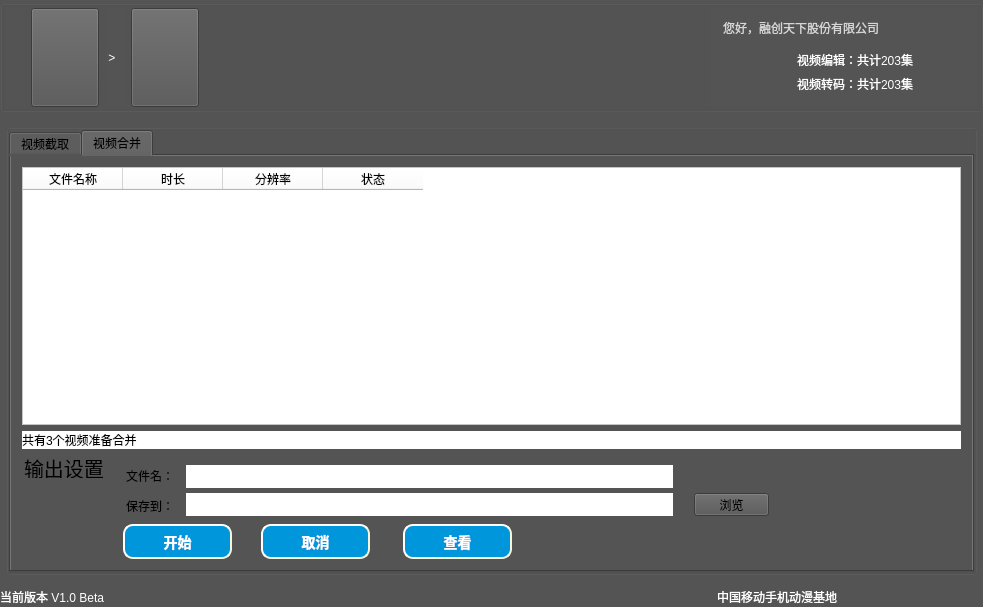
This is mainwindow.ui in ShowingCloud/Taurus as Qt 5 draws it before an edit. The edited form follows.
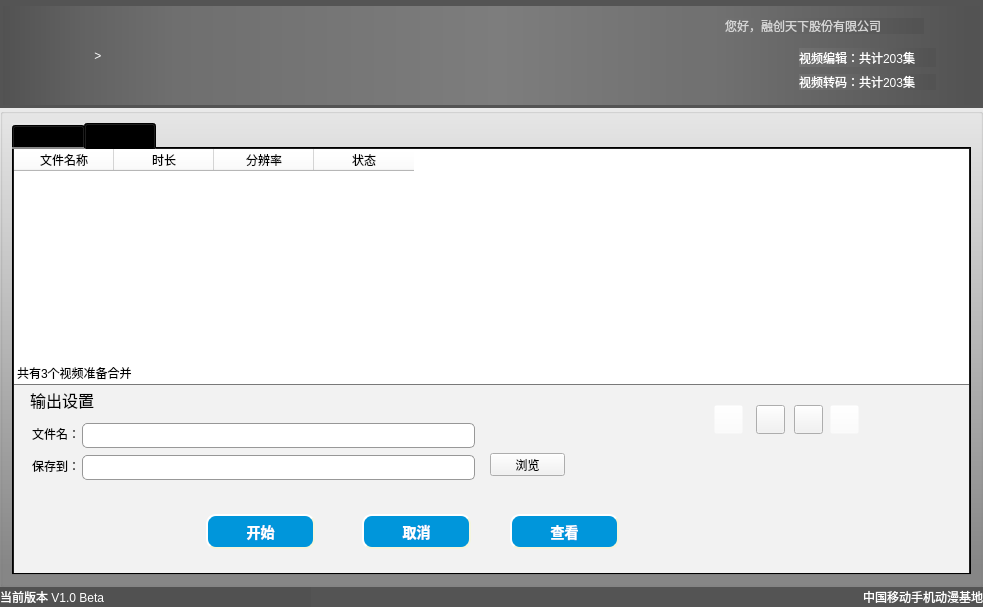
This is the edited form. Icons and pictures are not drawn.

Patch:
```diff
--- a/mainwindow.ui
+++ b/mainwindow.ui
@@ -35,16 +35,37 @@
     </property>
     <item row="0" column="0">
      <layout class="QVBoxLayout" name="verticalLayout" stretch="20,89,3">
+      <property name="spacing">
+       <number>0</number>
+      </property>
       <item>
        <layout class="QHBoxLayout" name="horizontalLayout_3" stretch="0">
+        <property name="spacing">
+         <number>0</number>
+        </property>
         <item>
          <widget class="QGroupBox" name="groupBox">
           <property name="sizePolicy">
-           <sizepolicy hsizetype="Expanding" vsizetype="Expanding">
+           <sizepolicy hsizetype="Expanding" vsizetype="Maximum">
             <horstretch>0</horstretch>
             <verstretch>0</verstretch>
            </sizepolicy>
           </property>
+          <property name="maximumSize">
+           <size>
+            <width>16777215</width>
+            <height>115</height>
+           </size>
+          </property>
+          <property name="autoFillBackground">
+           <bool>false</bool>
+          </property>
+          <property name="styleSheet">
+           <string notr="true">/*background: qlineargradient(spread:pad, x1:0, y1:0, x2:1, y2:0,stop:0 rgba(83,83,83,255),stop0.5 rgba(124,124,125,255),stop1 rgba(83,83,83,255) );*/
+/*background-color:  qlineargradient(spread:pad, x1:0, y1:0, x2:1, y2:0, stop:0 rgba(83, 83, 83, 255), stop:0.514124 rgba(125, 125, 125, 255), stop:0.954802 rgba(83, 83, 83, 255)); */
+border:outset
+</string>
+          </property>
           <property name="title">
            <string/>
           </property>
@@ -53,12 +74,15 @@
             <number>0</number>
            </property>
            <property name="spacing">
-            <number>6</number>
+            <number>0</number>
            </property>
            <item row="1" column="0">
-            <layout class="QHBoxLayout" name="horizontalLayout_4" stretch="3,10,3,10,50,40">
+            <layout class="QHBoxLayout" name="horizontalLayout_4" stretch="3,10,3,10,60,40">
+             <property name="spacing">
+              <number>0</number>
+             </property>
              <property name="margin">
-              <number>2</number>
+              <number>0</number>
              </property>
              <item>
               <widget class="QLabel" name="labelblank">
@@ -77,9 +101,12 @@
                <property name="maximumSize">
                 <size>
                  <width>20</width>
-                 <height>99</height>
+                 <height>130</height>
                 </size>
                </property>
+               <property name="styleSheet">
+                <string notr="true">background-color:  qlineargradient(spread:pad, x1:0, y1:0, x2:1, y2:0, stop:0 rgba(82, 82, 82, 255),  stop:0.954802 rgba(86, 86, 86, 255));</string>
+               </property>
                <property name="text">
                 <string/>
                </property>
@@ -102,11 +129,13 @@
                <property name="maximumSize">
                 <size>
                  <width>68</width>
-                 <height>99</height>
+                 <height>115</height>
                 </size>
                </property>
                <property name="styleSheet">
-                <string notr="true">border-image: url(:/images/Animation Edition2.png);</string>
+                <string notr="true">border-image: url(:/images/Animation Edition2.png);
+background-color:  qlineargradient(spread:pad, x1:0, y1:0, x2:1, y2:0, stop:0 rgba(86, 86, 86, 255),  stop:0.954802 rgba(99, 99,99, 255));
+</string>
                </property>
                <property name="text">
                 <string/>
@@ -130,12 +159,14 @@
                <property name="maximumSize">
                 <size>
                  <width>20</width>
-                 <height>99</height>
+                 <height>130</height>
                 </size>
                </property>
                <property name="styleSheet">
                 <string notr="true">font: 75 14pt &quot;SimHei&quot;;
-color: rgb(255, 255, 255);</string>
+
+color: rgb(255, 255, 255);
+background-color:  qlineargradient(spread:pad, x1:0, y1:0, x2:1, y2:0, stop:0 rgba(99, 99, 99, 255), stop:0.954802 rgba(102, 102, 102, 255));</string>
                </property>
                <property name="text">
                 <string> &gt;</string>
@@ -162,11 +193,12 @@
                <property name="maximumSize">
                 <size>
                  <width>68</width>
-                 <height>99</height>
+                 <height>115</height>
                 </size>
                </property>
                <property name="styleSheet">
-                <string notr="true">border-image: url(:/images/format conversion2.png);</string>
+                <string notr="true">border-image: url(:/images/format conversion2.png);
+background-color:  qlineargradient(spread:pad, x1:0, y1:0, x2:1, y2:0, stop:0 rgba(102, 102, 102, 255), stop:0.954802 rgba(111,111, 111, 255));</string>
                </property>
                <property name="text">
                 <string/>
@@ -174,22 +206,31 @@
               </widget>
              </item>
              <item>
-              <spacer name="horizontalSpacer_2">
-               <property name="orientation">
-                <enum>Qt::Horizontal</enum>
+              <widget class="QLabel" name="labelblankbesidecup">
+               <property name="sizePolicy">
+                <sizepolicy hsizetype="Maximum" vsizetype="Maximum">
+                 <horstretch>0</horstretch>
+                 <verstretch>0</verstretch>
+                </sizepolicy>
                </property>
-               <property name="sizeHint" stdset="0">
+               <property name="maximumSize">
                 <size>
-                 <width>40</width>
-                 <height>20</height>
+                 <width>1000</width>
+                 <height>130</height>
                 </size>
                </property>
-              </spacer>
+               <property name="styleSheet">
+                <string notr="true">background-color:  qlineargradient(spread:pad, x1:0, y1:0, x2:1, y2:0, stop:0 rgba(111,111,111, 255), stop:0.6 rgba(125, 125, 125, 255), stop:0.954802 rgba(113,113, 113, 255));</string>
+               </property>
+               <property name="text">
+                <string/>
+               </property>
+              </widget>
              </item>
              <item>
               <widget class="QGroupBox" name="groupBox_2">
                <property name="sizePolicy">
-                <sizepolicy hsizetype="Minimum" vsizetype="Minimum">
+                <sizepolicy hsizetype="Minimum" vsizetype="Maximum">
                  <horstretch>0</horstretch>
                  <verstretch>0</verstretch>
                 </sizepolicy>
@@ -203,11 +244,12 @@
                <property name="maximumSize">
                 <size>
                  <width>267</width>
-                 <height>99</height>
+                 <height>130</height>
                 </size>
                </property>
                <property name="styleSheet">
-                <string notr="true">border:outset;</string>
+                <string notr="true">border:outset;
+background-color:  qlineargradient(spread:pad, x1:0, y1:0, x2:1, y2:0, stop:0 rgba(113, 113, 113, 255),  stop:0.954802 rgba(83, 83, 83, 255));</string>
                </property>
                <property name="title">
                 <string/>
@@ -232,12 +274,15 @@
                <widget class="QLabel" name="labelworldcup">
                 <property name="geometry">
                  <rect>
-                  <x>6</x>
-                  <y>29</y>
+                  <x>8</x>
+                  <y>28</y>
                   <width>77</width>
                   <height>67</height>
                  </rect>
                 </property>
+                <property name="styleSheet">
+                 <string notr="true">background-color: rgba(255, 255, 255, 0);</string>
+                </property>
                 <property name="text">
                  <string/>
                 </property>
@@ -294,14 +339,23 @@
       </item>
       <item>
        <layout class="QHBoxLayout" name="horizontalLayout_2">
+        <property name="spacing">
+         <number>0</number>
+        </property>
         <item>
          <widget class="QStackedWidget" name="stackedWidget">
           <property name="sizePolicy">
-           <sizepolicy hsizetype="Expanding" vsizetype="Expanding">
+           <sizepolicy hsizetype="Minimum" vsizetype="Minimum">
             <horstretch>0</horstretch>
             <verstretch>0</verstretch>
            </sizepolicy>
           </property>
+          <property name="minimumSize">
+           <size>
+            <width>0</width>
+            <height>0</height>
+           </size>
+          </property>
           <property name="currentIndex">
            <number>0</number>
           </property>
@@ -316,13 +370,16 @@
             <item row="0" column="0">
              <layout class="QGridLayout" name="gridLayout_3">
               <property name="margin">
-               <number>6</number>
+               <number>0</number>
               </property>
               <property name="spacing">
                <number>0</number>
               </property>
               <item row="0" column="0">
                <widget class="QGroupBox" name="groupBox_3">
+                <property name="styleSheet">
+                 <string notr="true">background-color:  qlineargradient(spread:pad, x1:0, y1:0, x2:0, y2:1, stop:0 rgba(234, 234, 234, 255),  stop:0.954802 rgba(136, 136, 136, 255));</string>
+                </property>
                 <property name="title">
                  <string/>
                 </property>
@@ -335,6 +392,9 @@
                  </property>
                  <item row="0" column="0">
                   <layout class="QGridLayout" name="gridLayout_5">
+                   <property name="margin">
+                    <number>9</number>
+                   </property>
                    <property name="spacing">
                     <number>0</number>
                    </property>
@@ -859,122 +919,41 @@
                        <string>视频合并</string>
                       </attribute>
                       <layout class="QGridLayout" name="gridLayout_15">
+                       <property name="margin">
+                        <number>0</number>
+                       </property>
+                       <property name="spacing">
+                        <number>0</number>
+                       </property>
                        <item row="0" column="0">
                         <layout class="QGridLayout" name="gridLayout_14" rowstretch="50,25,15">
-                         <item row="2" column="0">
-                          <layout class="QVBoxLayout" name="verticalLayout_9">
-                           <item>
-                            <layout class="QHBoxLayout" name="horizontalLayout_8">
-                             <item>
-                              <widget class="QWidget" name="widget_8" native="true">
-                               <property name="sizePolicy">
-                                <sizepolicy hsizetype="Maximum" vsizetype="Maximum">
-                                 <horstretch>0</horstretch>
-                                 <verstretch>0</verstretch>
-                                </sizepolicy>
-                               </property>
-                               <property name="maximumSize">
-                                <size>
-                                 <width>756</width>
-                                 <height>35</height>
-                                </size>
-                               </property>
-                               <widget class="QPushButton" name="buttonstart">
-                                <property name="geometry">
-                                 <rect>
-                                  <x>10</x>
-                                  <y>0</y>
-                                  <width>109</width>
-                                  <height>35</height>
-                                 </rect>
-                                </property>
-                                <property name="styleSheet">
-                                 <string notr="true">background-color: rgb(0,150,219); 
-color: rgb(255,255,255);
-border-style: outset;
-border-width: 2px;
-border-radius: 10px;
-border-color: beige;
-font: bold 14px;
-</string>
-                                </property>
-                                <property name="text">
-                                 <string>开始</string>
-                                </property>
-                               </widget>
-                               <widget class="QPushButton" name="buttoncancel">
-                                <property name="geometry">
-                                 <rect>
-                                  <x>148</x>
-                                  <y>0</y>
-                                  <width>109</width>
-                                  <height>35</height>
-                                 </rect>
-                                </property>
-                                <property name="styleSheet">
-                                 <string notr="true">background-color: rgb(0,150,219); 
-color: rgb(255,255,255);
-border-style: outset;
-border-width: 2px;
-border-radius: 10px;
-border-color: beige;
-font: bold 14px;
-</string>
-                                </property>
-                                <property name="text">
-                                 <string>取消</string>
-                                </property>
-                               </widget>
-                               <widget class="QPushButton" name="buttonexamine">
-                                <property name="geometry">
-                                 <rect>
-                                  <x>290</x>
-                                  <y>0</y>
-                                  <width>109</width>
-                                  <height>35</height>
-                                 </rect>
-                                </property>
-                                <property name="styleSheet">
-                                 <string notr="true">background-color: rgb(0,150,219); 
-color: rgb(255,255,255);
-border-style: outset;
-border-width: 2px;
-border-radius: 10px;
-border-color: beige;
-font: bold 14px;
-</string>
-                                </property>
-                                <property name="text">
-                                 <string>查看</string>
-                                </property>
-                               </widget>
-                              </widget>
-                             </item>
-                            </layout>
-                           </item>
-                          </layout>
-                         </item>
+                         <property name="spacing">
+                          <number>0</number>
+                         </property>
                          <item row="1" column="0">
                           <layout class="QVBoxLayout" name="verticalLayout_10">
                            <item>
                             <widget class="QWidget" name="widget_7" native="true">
                              <property name="sizePolicy">
-                              <sizepolicy hsizetype="Maximum" vsizetype="Maximum">
+                              <sizepolicy hsizetype="Expanding" vsizetype="Expanding">
                                <horstretch>0</horstretch>
                                <verstretch>0</verstretch>
                               </sizepolicy>
                              </property>
                              <property name="maximumSize">
                               <size>
-                               <width>758</width>
-                               <height>63</height>
+                               <width>2000</width>
+                               <height>150</height>
                               </size>
                              </property>
+                             <property name="styleSheet">
+                              <string notr="true">background-color: rgb(242, 242, 242);</string>
+                             </property>
                              <widget class="QLabel" name="labelfilename">
                               <property name="geometry">
                                <rect>
-                                <x>104</x>
-                                <y>10</y>
+                                <x>18</x>
+                                <y>38</y>
                                 <width>61</width>
                                 <height>21</height>
                                </rect>
@@ -992,8 +971,8 @@
                              <widget class="QLabel" name="labeloutputset">
                               <property name="geometry">
                                <rect>
-                                <x>2</x>
-                                <y>2</y>
+                                <x>16</x>
+                                <y>4</y>
                                 <width>91</width>
                                 <height>21</height>
                                </rect>
@@ -1001,7 +980,7 @@
                               <property name="font">
                                <font>
                                 <family>SimHei</family>
-                                <pointsize>15</pointsize>
+                                <pointsize>12</pointsize>
                                 <weight>50</weight>
                                 <italic>false</italic>
                                 <bold>false</bold>
@@ -1017,8 +996,8 @@
                              <widget class="QLabel" name="labelsaveto">
                               <property name="geometry">
                                <rect>
-                                <x>104</x>
-                                <y>40</y>
+                                <x>18</x>
+                                <y>70</y>
                                 <width>61</width>
                                 <height>21</height>
                                </rect>
@@ -1036,43 +1015,121 @@
                              <widget class="QPushButton" name="buttonbrowse">
                               <property name="geometry">
                                <rect>
-                                <x>672</x>
-                                <y>38</y>
+                                <x>476</x>
+                                <y>68</y>
                                 <width>75</width>
                                 <height>23</height>
                                </rect>
                               </property>
+                              <property name="styleSheet">
+                               <string notr="true">border-color: rgb(160, 160, 160);
+background-color: rgb(242, 242, 242);</string>
+                              </property>
                               <property name="text">
                                <string>浏览</string>
                               </property>
                              </widget>
-                             <widget class="QLabel" name="labelfilenameblank">
+                             <widget class="QLineEdit" name="lineEditfilenameblank">
                               <property name="geometry">
                                <rect>
-                                <x>164</x>
-                                <y>10</y>
-                                <width>487</width>
-                                <height>23</height>
-                               </rect>
-                              </property>
-                              <property name="styleSheet">
-                               <string notr="true">background-color: white;</string>
-                              </property>
-                              <property name="text">
-                               <string/>
-                              </property>
-                             </widget>
-                             <widget class="QLabel" name="labelsaveblank">
-                              <property name="geometry">
-                               <rect>
-                                <x>164</x>
+                                <x>68</x>
                                 <y>38</y>
-                                <width>487</width>
-                                <height>23</height>
+                                <width>393</width>
+                                <height>25</height>
                                </rect>
                               </property>
                               <property name="styleSheet">
-                               <string notr="true">background-color: white;</string>
+                               <string notr="true">background-color: white;
+border-bottom-color: rgb(152, 152, 152);
+border-right-color: rgb(152, 152, 152);
+border-style: outset;
+border-width: 1px;
+border-radius: 5px;
+border-top-color: rgb(101,101,101);
+border-left-color: rgb(101, 101, 101);</string>
+                              </property>
+                             </widget>
+                             <widget class="QLineEdit" name="lineEditsaveblank">
+                              <property name="geometry">
+                               <rect>
+                                <x>68</x>
+                                <y>70</y>
+                                <width>393</width>
+                                <height>25</height>
+                               </rect>
+                              </property>
+                              <property name="styleSheet">
+                               <string notr="true">background-color: white;
+border-bottom-color: rgb(152, 152, 152);
+border-right-color: rgb(152, 152, 152);
+border-style: outset;
+border-width: 1px;
+border-radius: 5px;
+border-top-color: rgb(101,101,101);
+border-left-color: rgb(101, 101, 101);</string>
+                              </property>
+                             </widget>
+                             <widget class="QPushButton" name="buttonplus">
+                              <property name="geometry">
+                               <rect>
+                                <x>700</x>
+                                <y>20</y>
+                                <width>29</width>
+                                <height>29</height>
+                               </rect>
+                              </property>
+                              <property name="styleSheet">
+                               <string notr="true">border-image: url(:/images/plus.png);
+background-color: rgba(255, 255, 255, 0);</string>
+                              </property>
+                              <property name="text">
+                               <string/>
+                              </property>
+                             </widget>
+                             <widget class="QPushButton" name="buttonup">
+                              <property name="geometry">
+                               <rect>
+                                <x>742</x>
+                                <y>20</y>
+                                <width>29</width>
+                                <height>29</height>
+                               </rect>
+                              </property>
+                              <property name="styleSheet">
+                               <string notr="true">border-image: url(:/images/up.png);</string>
+                              </property>
+                              <property name="text">
+                               <string/>
+                              </property>
+                             </widget>
+                             <widget class="QPushButton" name="buttondown">
+                              <property name="geometry">
+                               <rect>
+                                <x>780</x>
+                                <y>20</y>
+                                <width>29</width>
+                                <height>29</height>
+                               </rect>
+                              </property>
+                              <property name="styleSheet">
+                               <string notr="true">border-image: url(:/images/down.png);</string>
+                              </property>
+                              <property name="text">
+                               <string/>
+                              </property>
+                             </widget>
+                             <widget class="QPushButton" name="buttondelete">
+                              <property name="geometry">
+                               <rect>
+                                <x>816</x>
+                                <y>20</y>
+                                <width>29</width>
+                                <height>29</height>
+                               </rect>
+                              </property>
+                              <property name="styleSheet">
+                               <string notr="true">border-image: url(:/images/delete.png);
+background-color: rgba(255, 255, 255, 0);</string>
                               </property>
                               <property name="text">
                                <string/>
@@ -1083,7 +1140,10 @@
                           </layout>
                          </item>
                          <item row="0" column="0">
-                          <layout class="QVBoxLayout" name="verticalLayout_12">
+                          <layout class="QVBoxLayout" name="verticalLayout_12" stretch="90,10">
+                           <property name="spacing">
+                            <number>0</number>
+                           </property>
                            <item>
                             <widget class="QTableWidget" name="tableWidget_2">
                              <property name="sizePolicy">
@@ -1102,12 +1162,23 @@
                               <enum>Qt::LeftToRight</enum>
                              </property>
                              <property name="styleSheet">
-                              <string notr="true">background-color:white;</string>
+                              <string notr="true">background-color:white;
+border:outset;
+</string>
+                             </property>
+                             <property name="autoScroll">
+                              <bool>false</bool>
+                             </property>
+                             <property name="autoScrollMargin">
+                              <number>16</number>
                              </property>
                              <column>
                               <property name="text">
                                <string>文件名称</string>
                               </property>
+                              <property name="textAlignment">
+                               <set>AlignHCenter|AlignVCenter|AlignCenter</set>
+                              </property>
                              </column>
                              <column>
                               <property name="text">
@@ -1129,7 +1200,10 @@
                            <item>
                             <widget class="QLabel" name="labelmerge">
                              <property name="styleSheet">
-                              <string notr="true">background-color:white;</string>
+                              <string notr="true">background-color:white;
+border-bottom-color: rgb(121, 121, 121);
+border-style: outset;
+border-bottom-width: 1px;</string>
                              </property>
                              <property name="text">
                               <string>共有3个视频准备合并</string>
@@ -1138,6 +1212,102 @@
                            </item>
                           </layout>
                          </item>
+                         <item row="2" column="0">
+                          <layout class="QVBoxLayout" name="verticalLayout_9">
+                           <item>
+                            <layout class="QHBoxLayout" name="horizontalLayout_8">
+                             <item>
+                              <widget class="QWidget" name="widget_8" native="true">
+                               <property name="sizePolicy">
+                                <sizepolicy hsizetype="Maximum" vsizetype="Maximum">
+                                 <horstretch>0</horstretch>
+                                 <verstretch>0</verstretch>
+                                </sizepolicy>
+                               </property>
+                               <property name="maximumSize">
+                                <size>
+                                 <width>2000</width>
+                                 <height>1000</height>
+                                </size>
+                               </property>
+                               <property name="styleSheet">
+                                <string notr="true">background-color: rgb(242, 242, 242);</string>
+                               </property>
+                               <widget class="QPushButton" name="buttonstart">
+                                <property name="geometry">
+                                 <rect>
+                                  <x>192</x>
+                                  <y>12</y>
+                                  <width>109</width>
+                                  <height>35</height>
+                                 </rect>
+                                </property>
+                                <property name="styleSheet">
+                                 <string notr="true">background-color: rgb(0,150,219); 
+color: rgb(255,255,255);
+border-style: outset;
+border-width: 2px;
+border-radius: 10px;
+border-color: beige;
+font: bold 14px;
+</string>
+                                </property>
+                                <property name="text">
+                                 <string>开始</string>
+                                </property>
+                               </widget>
+                               <widget class="QPushButton" name="buttoncancel">
+                                <property name="geometry">
+                                 <rect>
+                                  <x>348</x>
+                                  <y>12</y>
+                                  <width>109</width>
+                                  <height>35</height>
+                                 </rect>
+                                </property>
+                                <property name="styleSheet">
+                                 <string notr="true">background-color: rgb(0,150,219); 
+color: rgb(255,255,255);
+border-style: outset;
+border-width: 2px;
+border-radius: 10px;
+border-color: beige;
+font: bold 14px;
+</string>
+                                </property>
+                                <property name="text">
+                                 <string>取消</string>
+                                </property>
+                               </widget>
+                               <widget class="QPushButton" name="buttonexamine">
+                                <property name="geometry">
+                                 <rect>
+                                  <x>496</x>
+                                  <y>12</y>
+                                  <width>109</width>
+                                  <height>35</height>
+                                 </rect>
+                                </property>
+                                <property name="styleSheet">
+                                 <string notr="true">background-color: rgb(0,150,219); 
+color: rgb(255,255,255);
+border-style: outset;
+border-width: 2px;
+border-radius: 10px;
+border-color: beige;
+font: bold 14px;
+</string>
+                                </property>
+                                <property name="text">
+                                 <string>查看</string>
+                                </property>
+                               </widget>
+                              </widget>
+                             </item>
+                            </layout>
+                           </item>
+                          </layout>
+                         </item>
                         </layout>
                        </item>
                       </layout>
@@ -1407,7 +1577,7 @@
        </layout>
       </item>
       <item>
-       <layout class="QHBoxLayout" name="horizontalLayout" stretch="30,50,30">
+       <layout class="QHBoxLayout" name="horizontalLayout" stretch="30,50,0,10">
         <item>
          <widget class="QLabel" name="labelversions">
           <property name="sizePolicy">
@@ -1417,7 +1587,8 @@
            </sizepolicy>
           </property>
           <property name="styleSheet">
-           <string notr="true">color: rgb(255, 255, 255);</string>
+           <string notr="true">color: rgb(255, 255, 255);
+background-color: rgb(81, 81, 81);</string>
           </property>
           <property name="text">
            <string>当前版本 V1.0 Beta</string>
@@ -1437,8 +1608,57 @@
           </property>
          </spacer>
         </item>
+        <item>
+         <widget class="QLabel" name="labelcnmoblie">
+          <property name="sizePolicy">
+           <sizepolicy hsizetype="Minimum" vsizetype="Minimum">
+            <horstretch>0</horstretch>
+            <verstretch>0</verstretch>
+           </sizepolicy>
+          </property>
+          <property name="minimumSize">
+           <size>
+            <width>23</width>
+            <height>20</height>
+           </size>
+          </property>
+          <property name="maximumSize">
+           <size>
+            <width>23</width>
+            <height>20</height>
+           </size>
+          </property>
+          <property name="text">
+           <string/>
+          </property>
+          <property name="pixmap">
+           <pixmap resource="images.qrc">:/images/cnmoblie.png</pixmap>
+          </property>
+          <property name="scaledContents">
+           <bool>true</bool>
+          </property>
+         </widget>
+        </item>
         <item>
          <widget class="QLabel" name="labelchinamoblie">
+          <property name="sizePolicy">
+           <sizepolicy hsizetype="Minimum" vsizetype="Minimum">
+            <horstretch>0</horstretch>
+            <verstretch>0</verstretch>
+           </sizepolicy>
+          </property>
+          <property name="minimumSize">
+           <size>
+            <width>120</width>
+            <height>20</height>
+           </size>
+          </property>
+          <property name="maximumSize">
+           <size>
+            <width>120</width>
+            <height>20</height>
+           </size>
+          </property>
           <property name="layoutDirection">
            <enum>Qt::RightToLeft</enum>
           </property>
```
Left out of the diff: 212 changed lines with no effect on the pictures.
